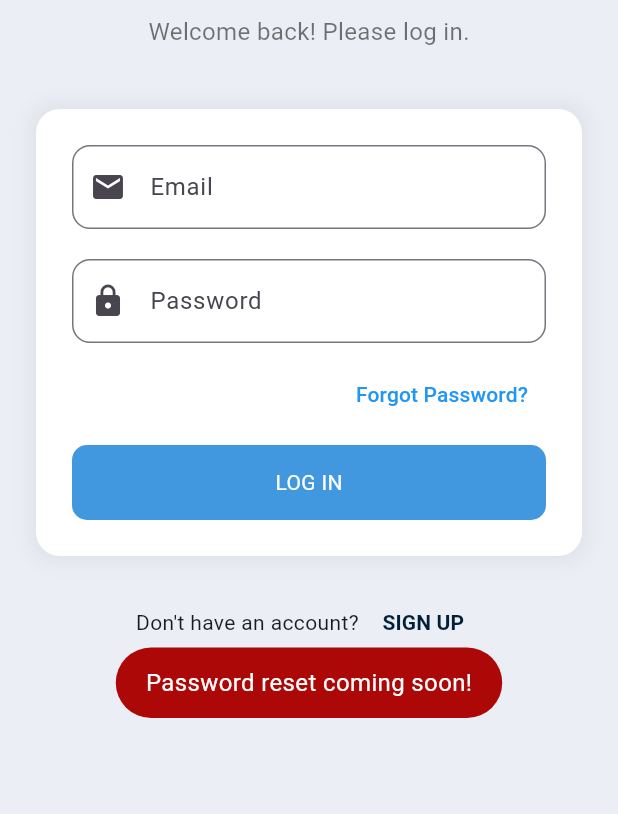
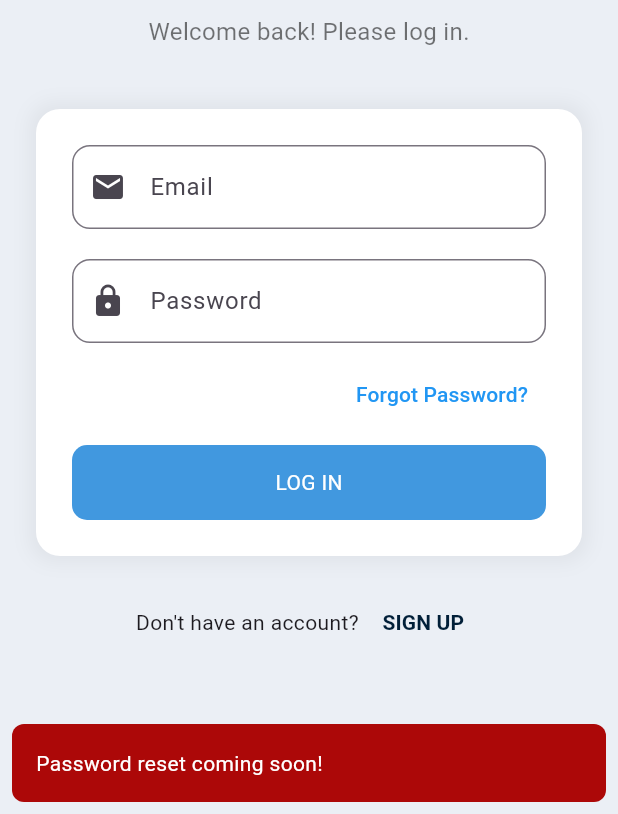
Before and after one commit to Ruhbam7/mikwork, a Flutter app: the screen it shows after launch, after a tap on "Forgot Password?", on a phone screen of 412 x 824 dp, the part 422-1236 px from its top. Run offline on Flutter 3.47's test engine with Material 3 defaults, Android fonts, the phone set to English and light mode, and no system bars; drawn by our look-alikes of another_flushbar; our stand-ins replace firebase_auth, firebase_core, firebase_database; accounts and stored records are empty.

```diff
--- a/lib/loginscreen.dart
+++ b/lib/loginscreen.dart
@@ -56,7 +56,8 @@ class _loginscreenState extends State<loginscreen>
           password: passwordcontroller.text.toString(),
         )
         .then((value) {
-          Utils().toastmessage(value.user!.email.toString());
+          if(!mounted) return;
+          Utils().toastmessage(context,value.user!.email.toString());
           Navigator.push(
             context,
             MaterialPageRoute(builder: (context) => const HomeScreen()),
@@ -67,7 +68,8 @@ class _loginscreenState extends State<loginscreen>
         })
         .onError((error, stackTrace) {
           debugPrint(error.toString());
-          Utils().toastmessage(error.toString());
+          if(!mounted) return;
+          Utils().toastmessage(context,error.toString());
           setState(() {
             loading = false;
           });
@@ -169,7 +171,7 @@ class _loginscreenState extends State<loginscreen>
                               onPressed: () {
                                 // You can implement password reset here
                                 Utils().toastmessage(
-                                  'Password reset coming soon!',
+                                  context,'Password reset coming soon!',
                                 );
                               },
                               child: const Text(
--- a/lib/signupscreen.dart
+++ b/lib/signupscreen.dart
@@ -55,7 +55,8 @@ class _SignupscreenState extends State<Signupscreen>
           password: passwordcontroller.text.toString(),
         )
         .then((value) {
-          Utils().toastmessage("Signed up as: ${value.user!.email}");
+           if(!mounted) return;
+          Utils().toastmessage(context,"Signed up as: ${value.user!.email}");
           Navigator.push(
             context,
             MaterialPageRoute(builder: (context) => const loginscreen()),
@@ -66,7 +67,8 @@ class _SignupscreenState extends State<Signupscreen>
         })
         .onError((error, stackTrace) {
           debugPrint(error.toString());
-          Utils().toastmessage(error.toString());
+           if(!mounted) return;
+          Utils().toastmessage(context,error.toString());
           setState(() {
             loading = false;
           });
--- a/lib/utils.dart
+++ b/lib/utils.dart
@@ -1,17 +1,15 @@
 import 'package:flutter/material.dart';
-import 'package:fluttertoast/fluttertoast.dart';
 import 'package:another_flushbar/flushbar.dart';
 
 class Utils {
-  void toastmessage(String message) {
-    Fluttertoast.showToast(
-      msg: message,
-      toastLength: Toast.LENGTH_SHORT,
-      gravity: ToastGravity.BOTTOM,
-      timeInSecForIosWeb: 1,
+  void toastmessage(BuildContext context, String message) {
+    Flushbar(
+      message: message,
+      duration: const Duration(seconds: 2),
+      margin: const EdgeInsets.all(8),
+      borderRadius: BorderRadius.circular(8),
       backgroundColor: const Color.fromARGB(255, 172, 8, 8),
-      textColor: Colors.white,
-      fontSize: 16.0,
-    );
+      messageColor: Colors.white,
+    ).show(context);
   }
 }
--- a/pubspec.yaml
+++ b/pubspec.yaml
@@ -19,7 +19,7 @@ publish_to: 'none' # Remove this line if you wish to publish to pub.dev
 version: 1.0.0+1
 
 environment:
-  sdk: ^3.8.1
+  sdk: '>=3.7.0 <4.0.0'
 
 # Dependencies specify other packages that your package needs in order to work.
 # To automatically upgrade your package dependencies to the latest versions
@@ -40,8 +40,7 @@ dependencies:
   cloud_firestore: ^4.17.3
   firebase_database: ^10.5.5
   firebase_ui_database: ^1.4.3
-  intl: ^0.20.2
-  fluttertoast: ^8.1.3
+  intl: ^0.19.0
   another_flushbar: ^1.12.30
 
 
```
Also changed, not shown: lib/Pendingscreen.dart (+13 -9 lines), lib/addposts.dart (+5 -3 lines), lib/postscreen.dart (+21 -17 lines), pubspec.lock, 1 other file.
